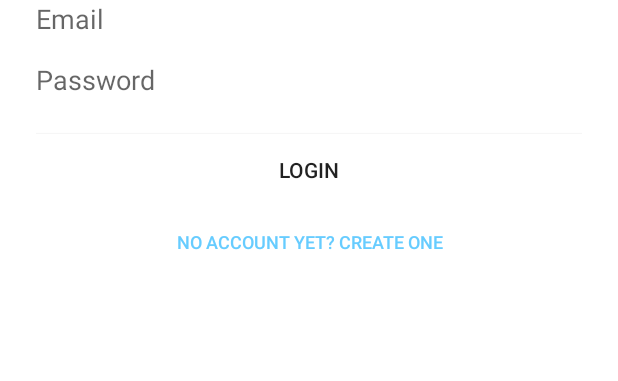
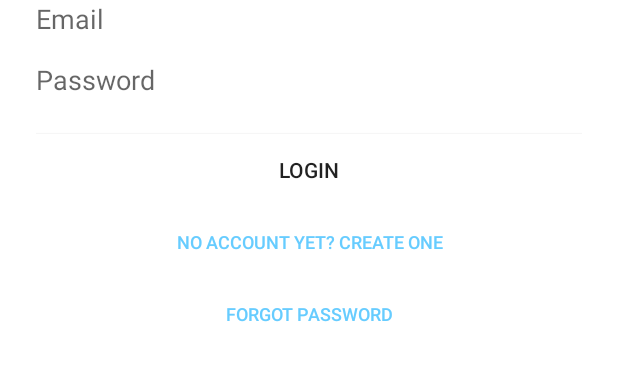
Before and after one commit to eldinsahbaz/Halos, an Android app: the screen it shows after launch (LoginActivity), on a phone screen of 412 x 824 dp, the part 366-747 px from its top. Run offline under Robolectric (Android 15) with nearby library versions, the phone set to English and light mode, and no system bars.

Commit message:
add forgot password ui

```diff
--- a/Halos/app/src/main/java/com/example/brian/halos/LoginActivity.java
+++ b/Halos/app/src/main/java/com/example/brian/halos/LoginActivity.java
@@ -18,10 +18,10 @@ import android.widget.Toast;
 
 // Google Maps API Key AIzaSyCGlh3TOI8yioBEDhR9Scr6RlZMokqF6js
 
-
 public class LoginActivity extends AppCompatActivity {
     Button loginButton;
     Button createAccountButton;
+    Button forgotPwButton;
 
     EditText username;
     EditText password;
@@ -41,6 +41,8 @@ public class LoginActivity extends AppCompatActivity {
                 // AUTHENTICATE HERE
                 Intent i = new Intent(getApplicationContext(), HalosMapActivity.class);
                 startActivity(i);
+
+                //Toast.makeText(LoginActivity.this, "FIRED LOGIN", Toast.LENGTH_SHORT).show();
             }
         });
 
@@ -51,9 +53,22 @@ public class LoginActivity extends AppCompatActivity {
                 // CREATE ACCOUNT HERE
                 Intent i = new Intent(getApplicationContext(), CreateAccountActivity.class);
                 startActivity(i);
+
+                //Toast.makeText(LoginActivity.this, "FIRED CREATE ACCOUNT", Toast.LENGTH_SHORT).show();
             }
         });
 
+        forgotPwButton = (Button) findViewById(R.id.btn_forgot_password);
+        forgotPwButton.setOnClickListener(new View.OnClickListener() {
+            @Override
+            public void onClick(View v) {
+                // Go to retrieve password activity
+                Intent i = new Intent(getApplicationContext(), RetrievePasswordActivity.class);
+                startActivity(i);
+
+                //Toast.makeText(LoginActivity.this, "FIRED FORGOT PASSWORD", Toast.LENGTH_SHORT).show();
+            }
+        });
 
     }
 }
--- a/Halos/app/src/main/res/layout/activity_login.xml
+++ b/Halos/app/src/main/res/layout/activity_login.xml
@@ -62,5 +62,15 @@
             android:textColor="@color/accentBlue"
             android:background="@color/white" />
 
+        <Button android:id="@+id/btn_forgot_password"
+            android:layout_width="fill_parent"
+            android:layout_height="wrap_content"
+            android:layout_marginBottom="0dp"
+            android:text="Forgot Password"
+            android:gravity="center"
+            android:textSize="12dip"
+            android:textColor="@color/accentBlue"
+            android:background="@color/white" />
+
     </LinearLayout>
 </ScrollView>
--- a/Halos/app/src/main/res/values/strings.xml
+++ b/Halos/app/src/main/res/values/strings.xml
@@ -2,4 +2,5 @@
     <string name="app_name">Halos</string>
     <string name="title_activity_welcome">WelcomeActivity</string>
     <string name="title_activity_halos_map">Map</string>
+    <string name="title_activity_retrieve_password">RetrievePasswordActivity</string>
 </resources>
```
Also changed, not shown: Halos/app/src/main/AndroidManifest.xml (+3 -6 lines), Halos/app/src/main/java/com/example/brian/halos/RetrievePasswordActivity.java (added, +32 -0 lines), Halos/app/src/main/java/com/example/brian/halos/WelcomeActivity.java (deleted, +0 -25 lines), Halos/app/src/main/res/layout/activity_retrieve_password.xml (renamed from Halos/app/src/main/res/layout/activity_welcome.xml, +21 -3 lines), Halos/app/src/main/res/layout/content_welcome.xml (deleted, +0 -17 lines), 1 other file.
